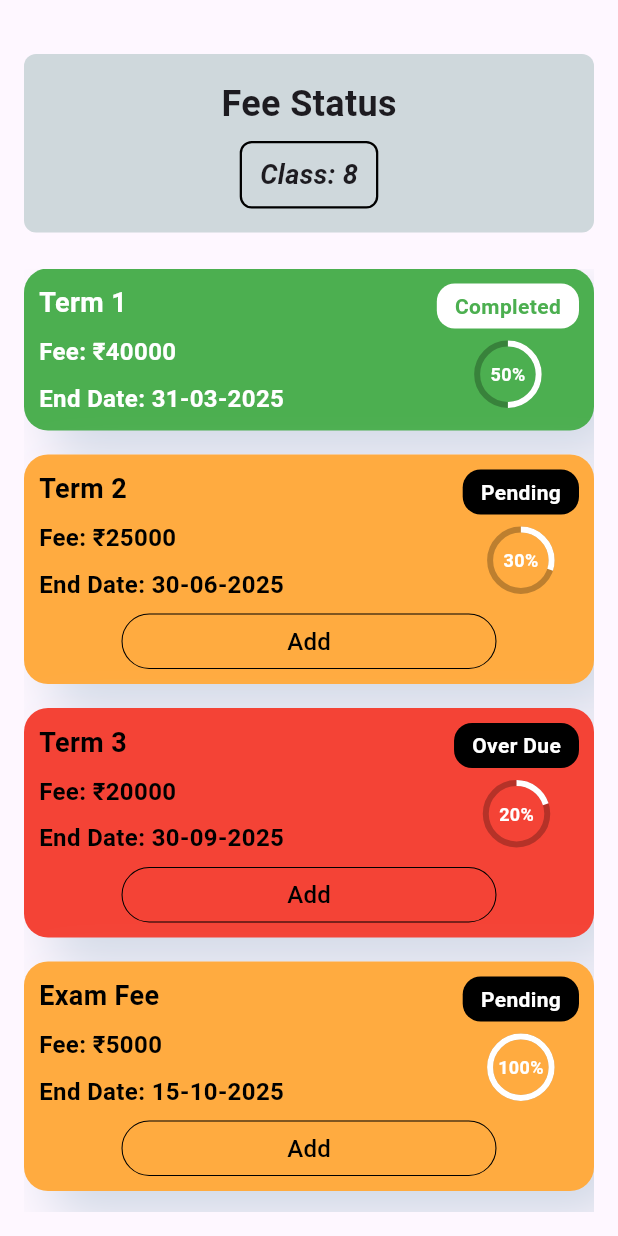
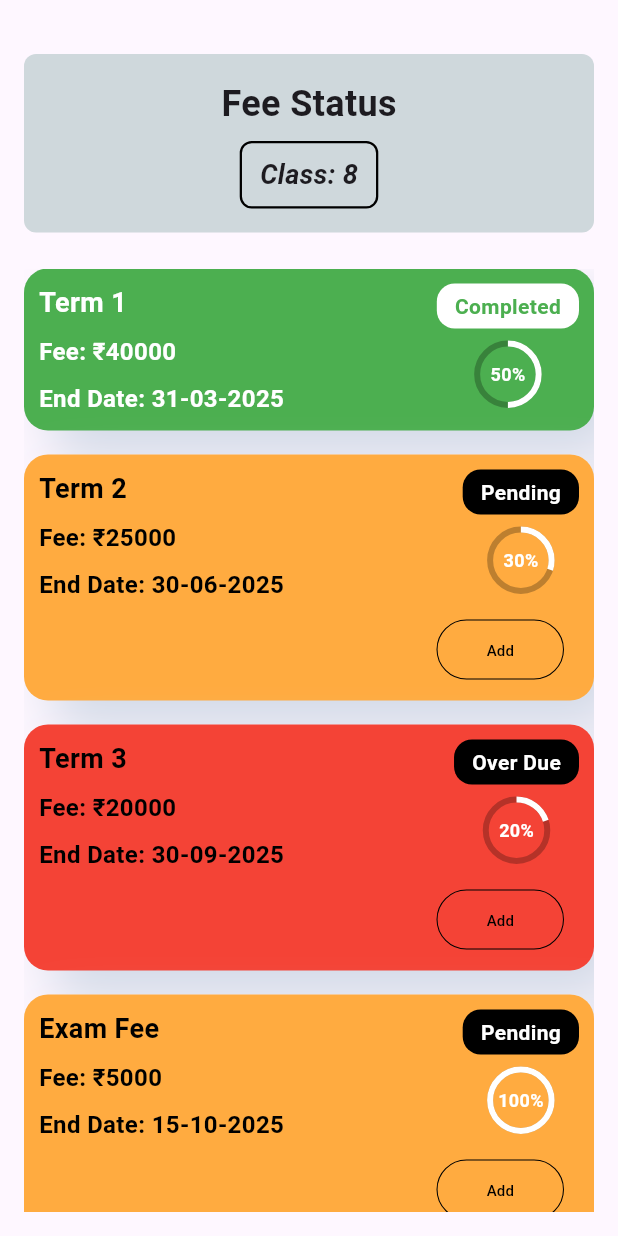
Before and after one commit to prabhas-kenche/school_see_fee_status, a Flutter app: the screen it shows after launch, on a phone screen of 412 x 824 dp. Run offline on Flutter 3.47's test engine with Material 3 defaults, Android fonts, the phone set to English and light mode, and no system bars; drawn by our look-alikes of percent_indicator.

Commit message:
moved the add/remove toggle button to the right

```diff
--- a/lib/fee_status.dart
+++ b/lib/fee_status.dart
@@ -292,19 +292,23 @@ class _FeeCardState extends State<FeeCard> {
               if (widget.status == 'Pending' || widget.status == 'Over Due')
                 Padding(
                   padding: const EdgeInsets.only(top: 8.0),
+                  child: Row(
+                    mainAxisAlignment: MainAxisAlignment.end, // Align to the right
+                    children: [
+                      Padding(
+                        padding: const EdgeInsets.only(right: 10),
                         child: SizedBox(
-                      width: 250,
-                      height: 37,
+                          width: 85, // Reduced width
                           child: ElevatedButton(
                             onPressed: toggleSelection,
                             style: ElevatedButton.styleFrom(
-                          backgroundColor: cardColor,// Matches card color for both Add and Remove
-                          side: BorderSide(color: Colors.black, width: 0.7), // Black outline
+                              backgroundColor: cardColor,
+                              side: BorderSide(color: Colors.black, width: 0.7),
                               elevation: 0,
                             ),
                             child: Text(
                               isSelected ? 'Remove' : 'Add',
-                          style: TextStyle(fontSize: 16, color: Colors.black),
+                              style: TextStyle(fontSize: 10, color: Colors.black),
                             ),
                           ),
                         ),
@@ -312,6 +316,10 @@ class _FeeCardState extends State<FeeCard> {
                     ],
                   ),
                 ),
+            ],
+            ),
+
+          ),
         ),
       ),
     );
```
Lines whose indentation alone changed are shown as unchanged.
